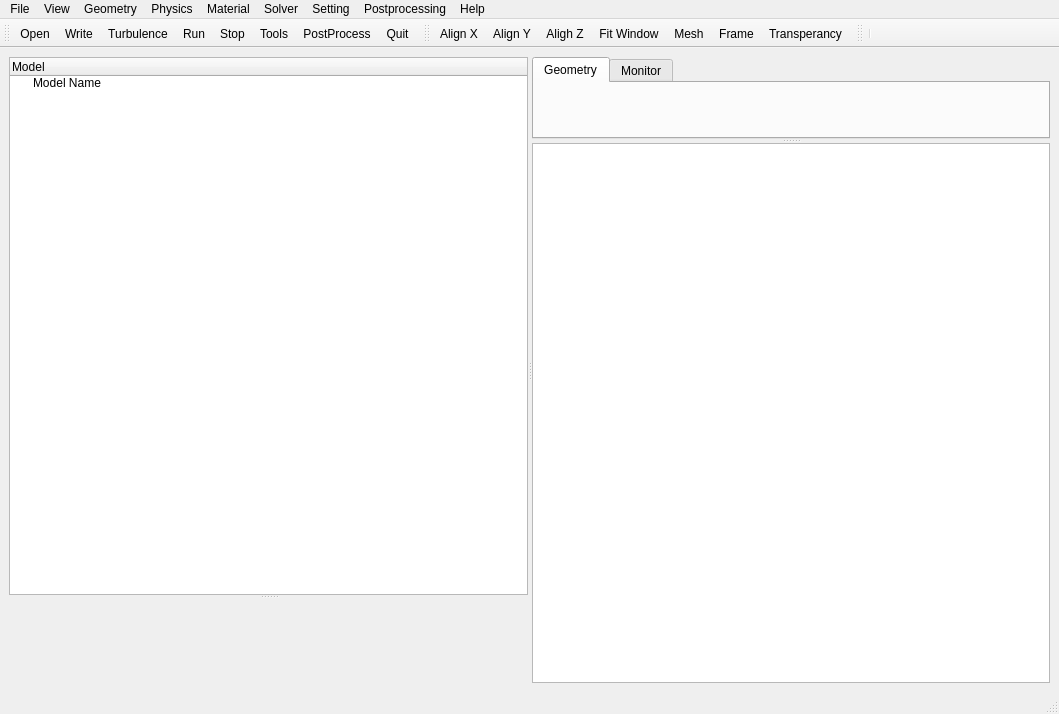
This is PyQtVTK/Ui_Files/Ui_mainWindow.ui in shach934/scripts as Qt 5 draws it before an edit. The edited form follows.
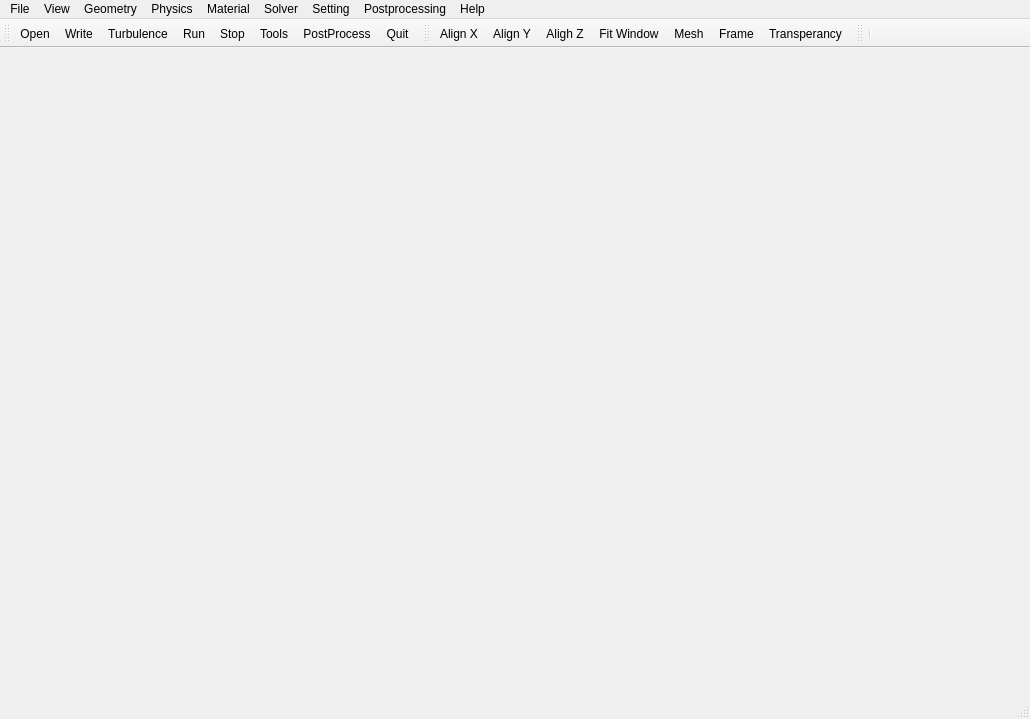
This is the edited form. Icons and pictures are not drawn.

```diff
--- a/PyQtVTK/Ui_Files/Ui_mainWindow.ui
+++ b/PyQtVTK/Ui_Files/Ui_mainWindow.ui
@@ -6,8 +6,8 @@
    <rect>
     <x>0</x>
     <y>0</y>
-    <width>1059</width>
-    <height>714</height>
+    <width>1030</width>
+    <height>719</height>
    </rect>
   </property>
   <property name="sizePolicy">
@@ -24,104 +24,14 @@
     <normalon>images/OpenFOAM_icon.png</normalon>
    </iconset>
   </property>
-  <widget class="QWidget" name="mainWindow">
-   <layout class="QVBoxLayout" name="verticalLayout">
-    <item>
-     <widget class="QSplitter" name="leftRightSplitter">
-      <property name="orientation">
-       <enum>Qt::Horizontal</enum>
-      </property>
-      <widget class="QSplitter" name="leftDomain">
-       <property name="orientation">
-        <enum>Qt::Vertical</enum>
-       </property>
-       <widget class="QTreeWidget" name="pipLine">
-        <property name="enabled">
-         <bool>true</bool>
-        </property>
-        <property name="sizePolicy">
-         <sizepolicy hsizetype="Preferred" vsizetype="Preferred">
-          <horstretch>0</horstretch>
-          <verstretch>0</verstretch>
-         </sizepolicy>
-        </property>
-        <property name="sizeIncrement">
-         <size>
-          <width>300</width>
-          <height>0</height>
-         </size>
-        </property>
-        <property name="editTriggers">
-         <set>QAbstractItemView::DoubleClicked|QAbstractItemView::EditKeyPressed|QAbstractItemView::SelectedClicked</set>
-        </property>
-        <property name="dragEnabled">
-         <bool>false</bool>
-        </property>
-        <column>
-         <property name="text">
-          <string notr="true">Model</string>
-         </property>
-        </column>
-        <item>
-         <property name="text">
-          <string notr="true">Model Name</string>
-         </property>
-         <property name="flags">
-          <set>ItemIsSelectable|ItemIsDragEnabled|ItemIsEnabled|ItemIsTristate</set>
-         </property>
-        </item>
-       </widget>
-       <widget class="QFrame" name="propertyBox"/>
-      </widget>
-      <widget class="QSplitter" name="rightDomain">
-       <property name="orientation">
-        <enum>Qt::Vertical</enum>
-       </property>
-       <widget class="QTabWidget" name="mainViewTabs">
-        <property name="currentIndex">
-         <number>0</number>
-        </property>
-        <widget class="QWidget" name="geoTab">
-         <property name="sizeIncrement">
-          <size>
-           <width>0</width>
-           <height>0</height>
-          </size>
-         </property>
-         <property name="font">
-          <font>
-           <family>MS Shell Dlg 2</family>
-          </font>
-         </property>
-         <property name="contextMenuPolicy">
-          <enum>Qt::CustomContextMenu</enum>
-         </property>
-         <property name="accessibleName">
-          <string/>
-         </property>
-         <attribute name="title">
-          <string>Geometry</string>
-         </attribute>
-        </widget>
-        <widget class="QWidget" name="monitorTab">
-         <attribute name="title">
-          <string>Monitor</string>
-         </attribute>
-        </widget>
-       </widget>
-       <widget class="QTextBrowser" name="output"/>
-      </widget>
-     </widget>
-    </item>
-   </layout>
-  </widget>
+  <widget class="QWidget" name="mainWindow"/>
   <widget class="QMenuBar" name="menuBar">
    <property name="geometry">
     <rect>
      <x>0</x>
      <y>0</y>
-     <width>1059</width>
-     <height>21</height>
+     <width>1030</width>
+     <height>22</height>
     </rect>
    </property>
    <widget class="QMenu" name="menuFile">
@@ -266,6 +176,18 @@
    <addaction name="actionFrame"/>
    <addaction name="actionTransperancy"/>
   </widget>
+  <widget class="QToolBar" name="receiveBar">
+   <property name="windowTitle">
+    <string>toolBar</string>
+   </property>
+   <attribute name="toolBarArea">
+    <enum>TopToolBarArea</enum>
+   </attribute>
+   <attribute name="toolBarBreak">
+    <bool>false</bool>
+   </attribute>
+   <addaction name="separator"/>
+  </widget>
   <widget class="QStatusBar" name="statusBar">
    <property name="baseSize">
     <size>
@@ -280,18 +202,6 @@
     <string>To see if it exists</string>
    </property>
   </widget>
-  <widget class="QToolBar" name="receiveBar">
-   <property name="windowTitle">
-    <string>toolBar</string>
-   </property>
-   <attribute name="toolBarArea">
-    <enum>TopToolBarArea</enum>
-   </attribute>
-   <attribute name="toolBarBreak">
-    <bool>false</bool>
-   </attribute>
-   <addaction name="separator"/>
-  </widget>
   <action name="actionOpen">
    <property name="icon">
     <iconset>
```
Left out of the diff: 2 changed lines with no effect on the pictures.
